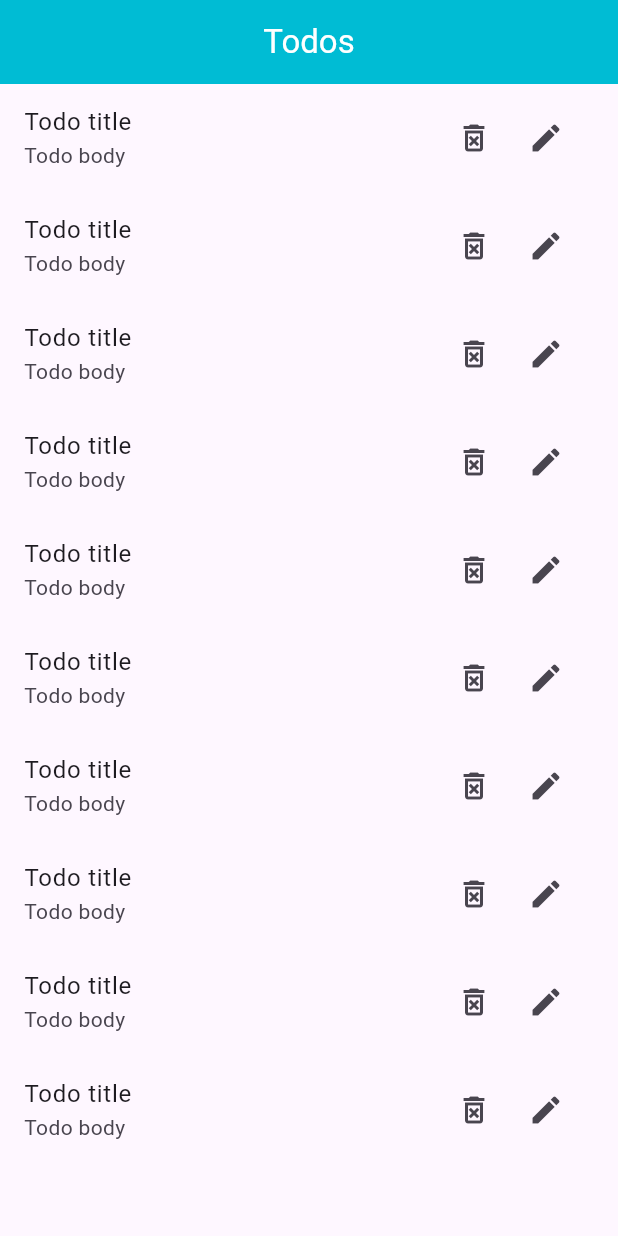
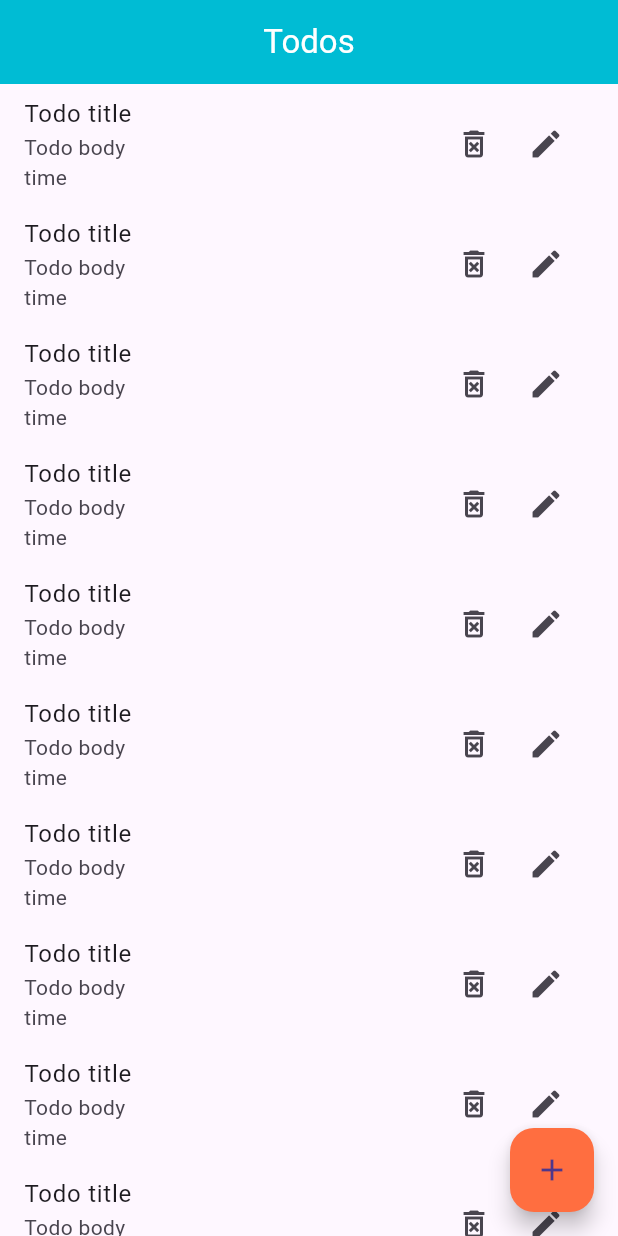
Before and after one commit to 201014002/Ostad-Todo-App, a Flutter app: the screen it shows after launch, on a phone screen of 412 x 824 dp. Run offline on Flutter 3.47's test engine with Material 3 defaults, Android fonts, the phone set to English and light mode, and no system bars.

Commit message:
Initial commit.

```diff
--- a/lib/todo_list_screen.dart
+++ b/lib/todo_list_screen.dart
@@ -24,13 +24,28 @@ class _TodoListScreenState extends State<TodoListScreen> {
           itemBuilder: (context, index) {
             return ListTile(
               title: Text('Todo title'),
-              subtitle: Text('Todo body'),
-              trailing: Wrap(children: [
-                IconButton(onPressed: (){}, icon: Icon(Icons.delete_forever_outlined)),
-                IconButton(onPressed: (){}, icon: Icon(Icons.edit)),
-              ],),
+              subtitle: Column(
+                crossAxisAlignment: CrossAxisAlignment.start,
+                children: [
+                  const Text('Todo body'),
+                  const Text('time')
+                ],
+              ),
+              trailing: Wrap(
+                children: [
+                  IconButton(
+                      onPressed: () {},
+                      icon: Icon(Icons.delete_forever_outlined)),
+                  IconButton(onPressed: () {}, icon: Icon(Icons.edit)),
+                ],
+              ),
             );
           }),
+      floatingActionButton: FloatingActionButton(
+        onPressed: () {},
+        backgroundColor: Colors.deepOrangeAccent,
+        child: Icon(Icons.add),
+      ),
     );
   }
 }
```
